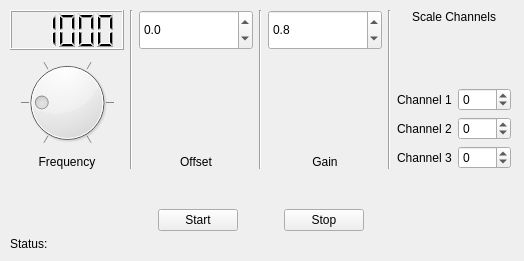
Joeseidon/Lpad_2_Raspi_Comm_Test, file ThreePhase.ui: the form before one commit.
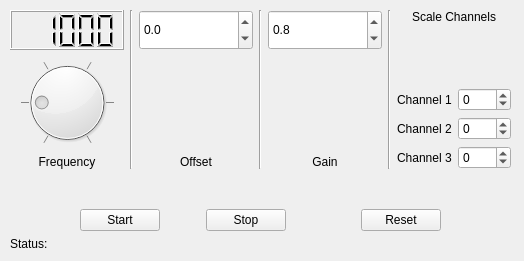
The form after the commit.

Commit message: created reset

```diff
--- a/ThreePhase.ui
+++ b/ThreePhase.ui
@@ -320,6 +320,26 @@
         </property>
        </widget>
       </item>
+      <item>
+       <spacer name="horizontalSpacer_4">
+        <property name="orientation">
+         <enum>Qt::Horizontal</enum>
+        </property>
+        <property name="sizeHint" stdset="0">
+         <size>
+          <width>40</width>
+          <height>20</height>
+         </size>
+        </property>
+       </spacer>
+      </item>
+      <item>
+       <widget class="QPushButton" name="ResetBtn">
+        <property name="text">
+         <string>Reset</string>
+        </property>
+       </widget>
+      </item>
       <item>
        <spacer name="horizontalSpacer_3">
         <property name="orientation">
```
The commit also changes 1 other file.
